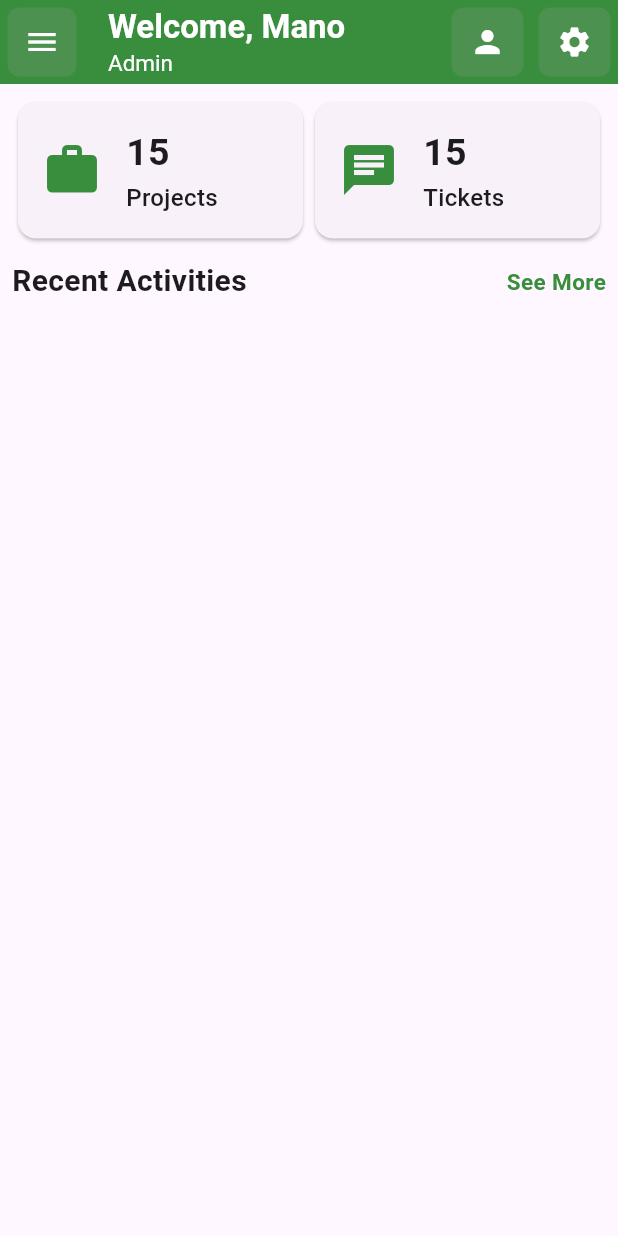
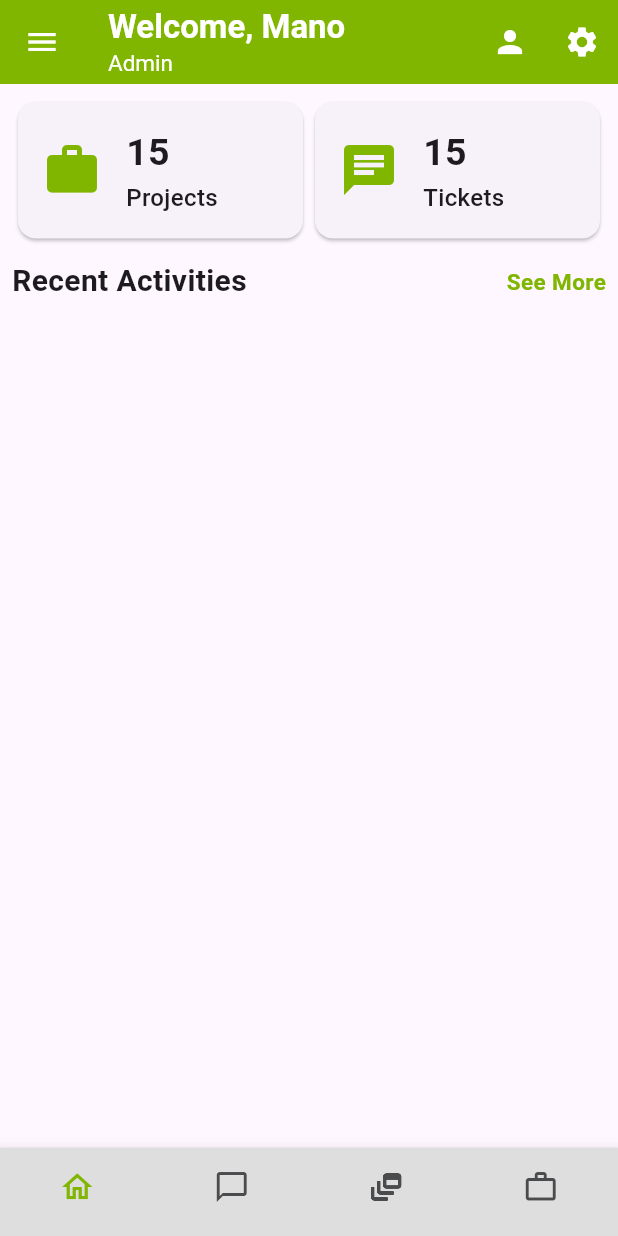
Before and after one commit to manobalaarul/office_crm, a Flutter app: the screen it shows after launch, on a phone screen of 412 x 824 dp. Run offline on Flutter 3.47's test engine with Material 3 defaults, Android fonts, the phone set to English and light mode, and no system bars.

Commit message:
New Look

```diff
--- a/lib/core/constants/app_config.dart
+++ b/lib/core/constants/app_config.dart
@@ -1,6 +1,3 @@
-import 'package:flutter/material.dart';
-
 class AppContansts {
   static const String appName = "Office CRM";
-  static final Color? primaryColor = Colors.green[700];
 }
--- /dev/null
+++ b/lib/core/themes/color_theme.dart
@@ -0,0 +1,52 @@
+import 'package:flutter/material.dart';
+
+class AppColorTheme extends ThemeExtension<AppColorTheme> {
+  final Color primary;
+  final Color primaryText;
+  final Color secondaryText;
+  final Color textfield;
+  final Color placeholder;
+  final Color background;
+
+  AppColorTheme({
+    required this.primary,
+    required this.primaryText,
+    required this.secondaryText,
+    required this.textfield,
+    required this.placeholder,
+    required this.background,
+  });
+
+  @override
+  AppColorTheme copyWith({
+    Color? primary,
+    Color? primaryText,
+    Color? secondaryText,
+    Color? textfield,
+    Color? placeholder,
+    Color? background,
+  }) {
+    return AppColorTheme(
+      primary: primary ?? this.primary,
+      primaryText: primaryText ?? this.primaryText,
+      secondaryText: secondaryText ?? this.secondaryText,
+      textfield: textfield ?? this.textfield,
+      placeholder: placeholder ?? this.placeholder,
+      background: background ?? this.background,
+    );
+  }
+
+  @override
+  AppColorTheme lerp(ThemeExtension<AppColorTheme>? other, double t) {
+    if (other is! AppColorTheme) return this;
+
+    return AppColorTheme(
+      primary: Color.lerp(primary, other.primary, t)!,
+      primaryText: Color.lerp(primaryText, other.primaryText, t)!,
+      secondaryText: Color.lerp(secondaryText, other.secondaryText, t)!,
+      textfield: Color.lerp(textfield, other.textfield, t)!,
+      placeholder: Color.lerp(placeholder, other.placeholder, t)!,
+      background: Color.lerp(background, other.background, t)!,
+    );
+  }
+}
--- /dev/null
+++ b/lib/features/presentation/screens/maintab/main_tab.dart
@@ -0,0 +1,113 @@
+import 'package:flutter/cupertino.dart';
+import 'package:flutter/material.dart';
+import 'package:flutter/services.dart';
+
+import '../../../../core/themes/color_theme.dart';
+import '../dashboard/admin/a_dashboard_screen.dart';
+
+class MainTab extends StatefulWidget {
+  const MainTab({super.key});
+
+  @override
+  State<MainTab> createState() => _MainTabState();
+}
+
+class _MainTabState extends State<MainTab> {
+  int _currentIndex = 0;
+
+  final List<Widget> _pages = [
+    const AdminDashboardScreen(),
+    const AdminDashboardScreen(),
+    const AdminDashboardScreen(),
+    const AdminDashboardScreen(),
+  ];
+
+  @override
+  void initState() {
+    super.initState();
+  }
+
+  @override
+  Widget build(BuildContext context) {
+    final colors = Theme.of(context).extension<AppColorTheme>()!;
+
+    return Scaffold(
+      body: PopScope(
+        canPop: false,
+        onPopInvoked: (didPop) {
+          if (didPop) return;
+          _showExitConfirmation(context);
+        },
+        child: _pages[_currentIndex],
+      ),
+      bottomNavigationBar: BottomNavigationBar(
+        currentIndex: _currentIndex,
+        backgroundColor: colors.background,
+        onTap: (index) {
+          setState(() {
+            _currentIndex = index;
+          });
+        },
+        type: BottomNavigationBarType.fixed,
+        selectedItemColor: Colors.blue,
+        unselectedItemColor: Colors.grey,
+        showSelectedLabels: false,
+        showUnselectedLabels: false,
+        items: [
+          BottomNavigationBarItem(
+            icon: Icon(
+              Icons.home_outlined,
+              size: 24,
+              color: _currentIndex == 0 ? colors.primary : colors.primaryText,
+            ),
+            label: '',
+          ),
+          BottomNavigationBarItem(
+            icon: Icon(
+              Icons.chat_bubble_outline,
+              size: 24,
+              color: _currentIndex == 1 ? colors.primary : colors.primaryText,
+            ),
+            label: '',
+          ),
+          BottomNavigationBarItem(
+            icon: Icon(
+              Icons.dynamic_feed_outlined,
+              size: 24,
+              color: _currentIndex == 2 ? colors.primary : colors.primaryText,
+            ),
+            label: '',
+          ),
+          BottomNavigationBarItem(
+            icon: Icon(
+              Icons.work_outline,
+              size: 24,
+              color: _currentIndex == 3 ? colors.primary : colors.primaryText,
+            ),
+            label: '',
+          ),
+        ],
+      ),
+    );
+  }
+
+  void _showExitConfirmation(BuildContext context) {
+    showDialog(
+      context: context,
+      builder: (context) => CupertinoAlertDialog(
+        title: const Text("Exit App"),
+        content: const Text("Are you sure you want to exit?"),
+        actions: [
+          TextButton(
+            onPressed: () => Navigator.of(context).pop(),
+            child: const Text("Cancel"),
+          ),
+          TextButton(
+            onPressed: () => SystemNavigator.pop(),
+            child: const Text("Exit"),
+          ),
+        ],
+      ),
+    );
+  }
+}
--- a/lib/features/presentation/widgets/appbar/appbar.dart
+++ b/lib/features/presentation/widgets/appbar/appbar.dart
@@ -1,6 +1,6 @@
 import 'package:flutter/material.dart';
 
-import '../../../../core/constants/app_config.dart';
+import '../../../../core/themes/color_theme.dart';
 
 class MyAppBar extends StatelessWidget implements PreferredSizeWidget {
   final String title;
@@ -9,22 +9,18 @@ class MyAppBar extends StatelessWidget implements PreferredSizeWidget {
 
   @override
   Widget build(BuildContext context) {
+    final colors = Theme.of(context).extension<AppColorTheme>()!;
+
     return AppBar(
-      backgroundColor: AppContansts.primaryColor,
-      leading: Container(
-        margin: const EdgeInsets.all(5),
-        decoration: BoxDecoration(
-          color: Colors.grey.withValues(alpha: 0.2),
-          borderRadius: BorderRadius.circular(8.0),
-        ),
-        child: IconButton(
+      backgroundColor: colors.primary,
+      leading: IconButton(
         color: Colors.grey,
         icon: const Icon(Icons.menu, color: Colors.white),
         onPressed: () {
           // Handle menu action
         },
       ),
-      ),
+
       // centerTitle: true,
       title: Column(
         crossAxisAlignment: CrossAxisAlignment.start,
@@ -41,33 +37,16 @@ class MyAppBar extends StatelessWidget implements PreferredSizeWidget {
         ],
       ), // optional
       actions: [
-        Container(
-          margin: const EdgeInsets.all(5),
-          decoration: BoxDecoration(
-            color: Colors.grey.withValues(alpha: 0.2),
-            borderRadius: BorderRadius.circular(8.0),
-          ),
-          child: IconButton(
+        IconButton(
           color: Colors.grey,
           icon: const Icon(Icons.person, color: Colors.white),
-            onPressed: () {
-              // Handle menu action
-            },
+          onPressed: () {},
         ),
-        ),
-        Container(
-          margin: const EdgeInsets.all(5),
-          decoration: BoxDecoration(
-            color: Colors.grey.withValues(alpha: 0.2),
-            borderRadius: BorderRadius.circular(8.0),
-          ),
-          child: IconButton(
+
+        IconButton(
           color: Colors.grey,
           icon: const Icon(Icons.settings, color: Colors.white),
-            onPressed: () {
-              // Handle menu action
-            },
-          ),
+          onPressed: () {},
         ),
       ],
     );
--- a/lib/features/presentation/widgets/common/title_card.dart
+++ b/lib/features/presentation/widgets/common/title_card.dart
@@ -1,5 +1,6 @@
 import 'package:flutter/material.dart';
-import 'package:office_app/core/constants/app_config.dart';
+
+import '../../../../core/themes/color_theme.dart';
 
 class TitleCard extends StatelessWidget {
   final String title;
@@ -7,6 +8,8 @@ class TitleCard extends StatelessWidget {
 
   @override
   Widget build(BuildContext context) {
+    final colors = Theme.of(context).extension<AppColorTheme>()!;
+
     return Column(
       children: [
         SizedBox(height: 10),
@@ -22,7 +25,7 @@ class TitleCard extends StatelessWidget {
               style: TextStyle(
                 fontSize: 15,
                 fontWeight: FontWeight.bold,
-                color: AppContansts.primaryColor,
+                color: colors.primary,
               ),
             ),
           ],
--- a/lib/features/presentation/widgets/dashboard/taskcount.dart
+++ b/lib/features/presentation/widgets/dashboard/taskcount.dart
@@ -1,12 +1,14 @@
 import 'package:flutter/material.dart';
 
-import '../../../../core/constants/app_config.dart';
+import '../../../../core/themes/color_theme.dart';
 
 class Taskcount extends StatelessWidget {
   const Taskcount({super.key});
 
   @override
   Widget build(BuildContext context) {
+    final colors = Theme.of(context).extension<AppColorTheme>()!;
+
     return Row(
       children: [
         Expanded(
@@ -16,7 +18,7 @@ class Taskcount extends StatelessWidget {
               padding: const EdgeInsets.all(16.0),
               child: Row(
                 children: [
-                  Icon(Icons.work, size: 40, color: AppContansts.primaryColor),
+                  Icon(Icons.work, size: 40, color: colors.primary),
                   const SizedBox(width: 16),
                   const Column(
                     crossAxisAlignment: CrossAxisAlignment.start,
@@ -49,7 +51,7 @@ class Taskcount extends StatelessWidget {
               padding: const EdgeInsets.all(16.0),
               child: Row(
                 children: [
-                  Icon(Icons.chat, size: 40, color: AppContansts.primaryColor),
+                  Icon(Icons.chat, size: 40, color: colors.primary),
                   SizedBox(width: 16),
                   Column(
                     crossAxisAlignment: CrossAxisAlignment.start,
--- a/lib/main.dart
+++ b/lib/main.dart
@@ -1,6 +1,8 @@
 import 'package:flutter/material.dart';
+import 'package:office_app/core/constants/app_config.dart';
+import 'package:office_app/features/presentation/screens/maintab/main_tab.dart';
 
-import 'features/presentation/screens/dashboard/admin/a_dashboard_screen.dart';
+import 'core/themes/color_theme.dart';
 
 void main() {
   runApp(const MyApp());
@@ -12,11 +14,34 @@ class MyApp extends StatelessWidget {
   Widget build(BuildContext context) {
     return MaterialApp(
       debugShowCheckedModeBanner: false,
-      title: 'Flutter Demo',
+      title: AppContansts.appName,
       theme: ThemeData(
-        colorScheme: ColorScheme.fromSeed(seedColor: Colors.deepPurple),
+        brightness: Brightness.light,
+        extensions: [
+          AppColorTheme(
+            primary: const Color(0xFF80B500),
+            primaryText: const Color(0xff4A4B4D),
+            secondaryText: const Color(0xff7C7D7E),
+            textfield: const Color(0xffF2F2F2),
+            placeholder: const Color(0xff929292),
+            background: const Color(0xffDFDEDE),
+          ),
+        ],
       ),
-      home: const AdminDashboardScreen(),
+      darkTheme: ThemeData(
+        brightness: Brightness.dark,
+        extensions: [
+          AppColorTheme(
+            primary: const Color(0xFF80B500),
+            primaryText: Colors.white,
+            secondaryText: const Color(0xff7C7D7E),
+            textfield: const Color(0xffD5D5D5),
+            placeholder: const Color(0xffB6B7B7),
+            background: const Color(0xFF1C1C1C),
+          ),
+        ],
+      ),
+      home: const MainTab(),
     );
   }
 }
```
Lines whose indentation alone changed are shown as unchanged.
